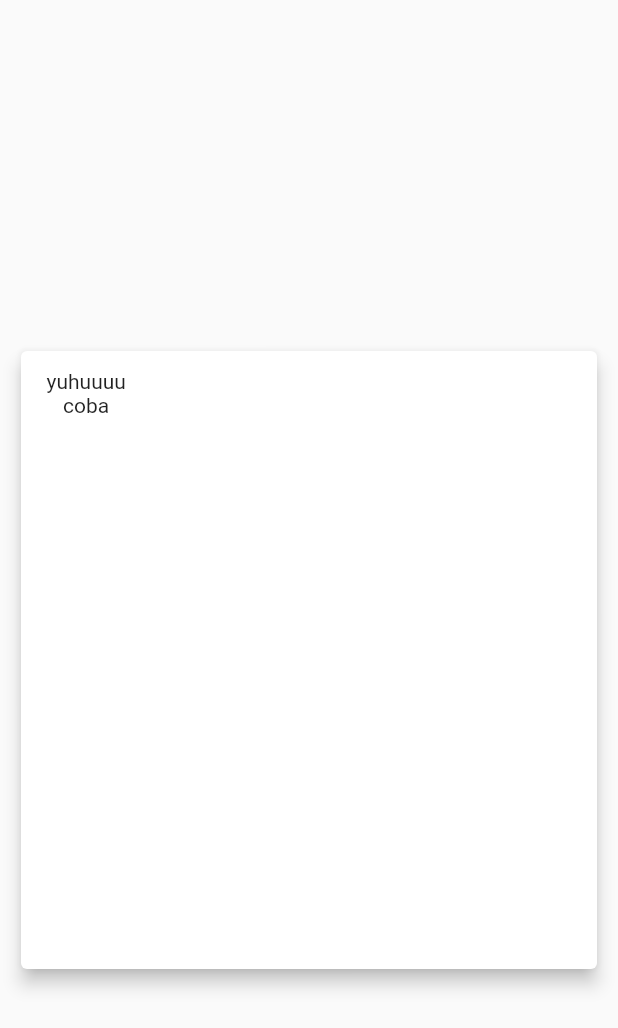
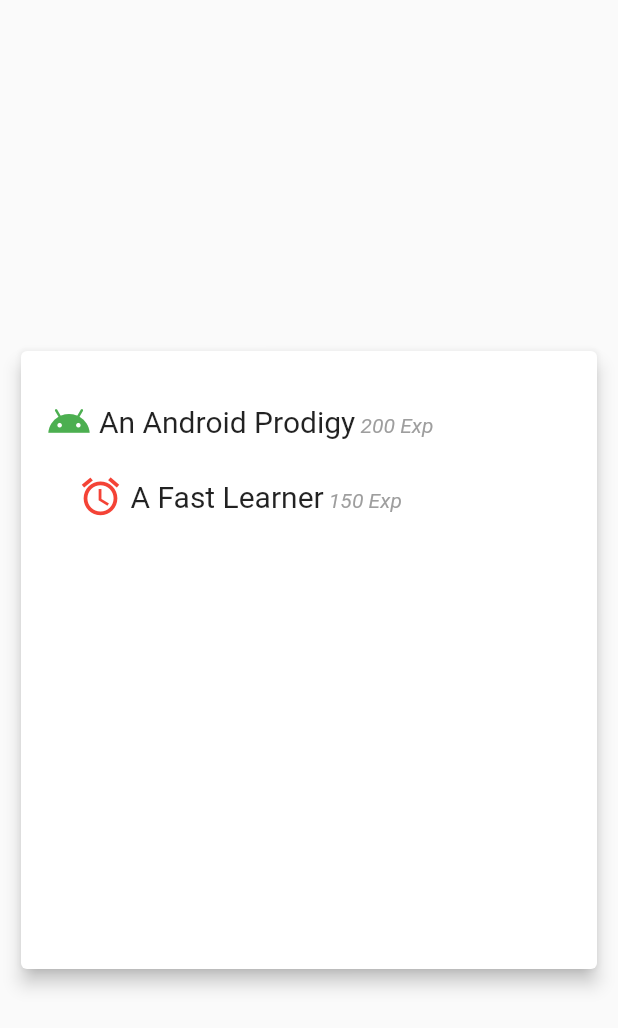
Before and after one commit to ajiekw/rehears, a Flutter app: the ProfileCard screen opened directly, on a phone screen of 412 x 824 dp. Shown: the top 1028 px of the screen. Run offline on Flutter 3.47's test engine with Material 2 defaults, Android fonts, the phone set to English and light mode, and no system bars.

Commit message:
content modified

```diff
--- a/lib/profile.dart
+++ b/lib/profile.dart
@@ -53,7 +53,7 @@ class ProfileCard extends StatelessWidget {
                           ProfileContent(),
                           SizedBox(
                             height: 10,
-                          )
+                          ),
                         ],
                       )
                     ],
@@ -90,12 +90,70 @@ class ProfileContent extends StatelessWidget {
   @override
   Widget build(BuildContext) {
     return Column(
-      children: <Widget>[
-        Container(
-          child: Text("yuhuuuu"),
+      children: [
+        Row(
+          children: <Widget>[
+            Container(
+              padding: EdgeInsets.only(top: 20),
+              child: Icon(
+                Icons.android,
+                size: 30,
+                color: Colors.green,
+              ),
+            ),
+            Container(
+              padding: EdgeInsets.only(top: 20),
+              child: Text(
+                " An Android Prodigy",
+                style: TextStyle(fontSize: 20),
+              ),
+            ),
+            Container(
+              padding: EdgeInsets.only(top: 25),
+              child: Container(
+                child: Text(
+                  " 200 Exp",
+                  textAlign: TextAlign.right,
+                  style: TextStyle(
+                    color: Colors.grey,
+                    fontStyle: FontStyle.italic,
+                  ),
+                ),
+              ),
+            )
+          ],
         ),
-        Container(
-          child: Text("coba"),
+        Row(
+          children: <Widget>[
+            Container(
+              padding: EdgeInsets.only(top: 20),
+              child: Icon(
+                Icons.access_alarms,
+                size: 30,
+                color: Colors.red,
+              ),
+            ),
+            Container(
+              padding: EdgeInsets.only(top: 20),
+              child: Text(
+                " A Fast Learner",
+                style: TextStyle(fontSize: 20),
+              ),
+            ),
+            Container(
+              padding: EdgeInsets.only(top: 25),
+              child: Container(
+                child: Text(
+                  " 150 Exp",
+                  textAlign: TextAlign.right,
+                  style: TextStyle(
+                    color: Colors.grey,
+                    fontStyle: FontStyle.italic,
+                  ),
+                ),
+              ),
+            )
+          ],
         ),
       ],
     );
```
